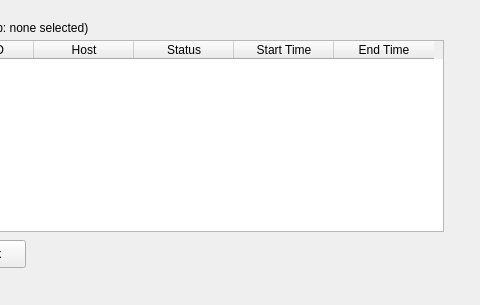
Above: Ui_JobListTest.ui from CogswellProjectHydra/githubHydraRepo before the change; both pictures show x 367 to 847 and y 0 to 305 of the 847 by 305 pixel window. Below: the same form after it.
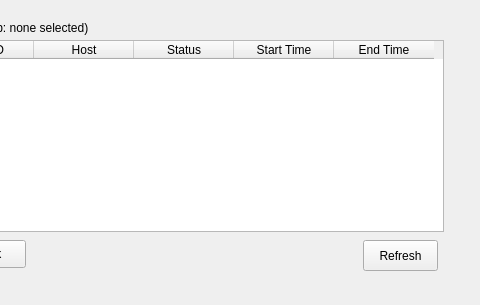
That is the form after the change.

Commit message: start jobListTest doing something.

The edit to the form file:
```diff
--- a/Ui_JobListTest.ui
+++ b/Ui_JobListTest.ui
@@ -127,6 +127,19 @@
      <string>Kill Task</string>
     </property>
    </widget>
+   <widget class="QPushButton" name="refreshButton">
+    <property name="geometry">
+     <rect>
+      <x>730</x>
+      <y>240</y>
+      <width>75</width>
+      <height>31</height>
+     </rect>
+    </property>
+    <property name="text">
+     <string>Refresh</string>
+    </property>
+   </widget>
   </widget>
  </widget>
  <resources/>
```
The commit also changes 2 other files.
